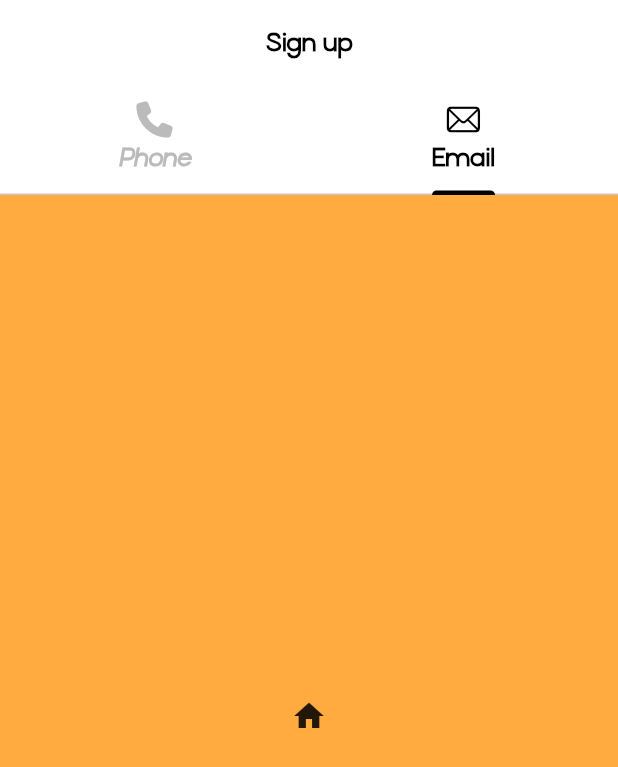
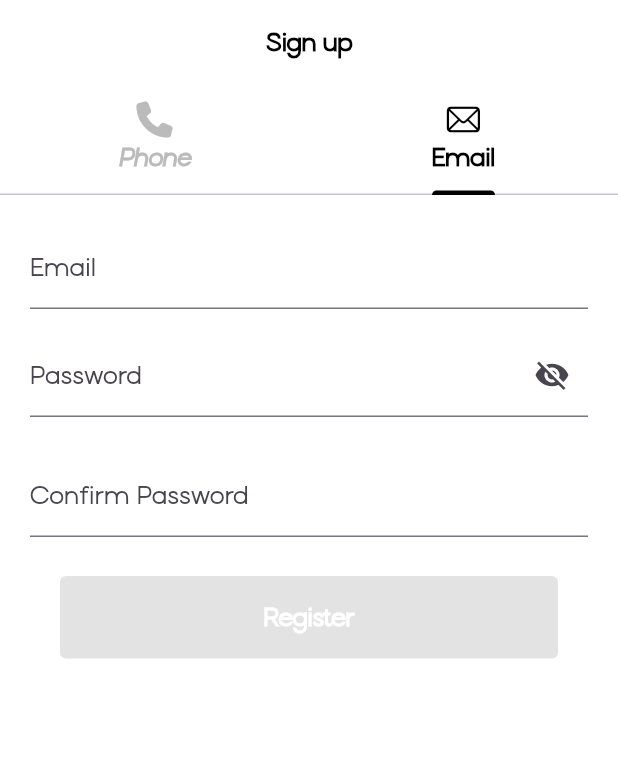
Before and after one commit to Killian0812/TasteTube, a Flutter app: the LoginWithPhoneOrEmailPage screen opened by its route, tab 2 chosen, on a phone screen of 412 x 824 dp. Shown: the top 767 px of the screen. Run offline on Flutter 3.47's test engine with Material 3 defaults, Android fonts, the light colour scheme and no system bars; our stand-ins replace firebase_core, flutter_bloc, font_awesome_flutter, fpdart, get_it, go_router and 1 more; accounts and stored records are empty.

Commit message:
feat: register by email

```diff
--- /dev/null
+++ b/lib/api.dart
@@ -0,0 +1,6 @@
+class Api {
+  static const _baseUrl = 'http://172.18.176.1:8080';
+
+  static const loginApi = '$_baseUrl/login';
+  static const registerApi = '$_baseUrl/register';
+}
--- /dev/null
+++ b/lib/auth/data/register_request.dart
@@ -0,0 +1,11 @@
+class RegisterRequest {
+  final String email;
+  final String password;
+
+  const RegisterRequest(this.email, this.password);
+
+  Map<String, dynamic> toJson() => {
+        'email': email,
+        'password': password,
+      };
+}
--- /dev/null
+++ b/lib/auth/view/phone_or_email/login_email/login_email_cubit.dart
@@ -0,0 +1,119 @@
+import 'package:flutter_bloc/flutter_bloc.dart';
+import 'package:taste_tube/auth/domain/auth_repo.dart';
+import 'package:taste_tube/injection.dart';
+
+import '../../../data/register_request.dart';
+
+class LoginEmailCubit extends Cubit<LoginEmailState> {
+  final AuthRepository repository;
+
+  LoginEmailCubit()
+      : repository = getIt<AuthRepository>(),
+        super(LoginEmailState(
+          email: "",
+          password: "",
+          confirmPassword: "",
+          isPasswordVisible: false,
+        ));
+
+  void editEmail(String email) {
+    emit(state.copyWith(email: email));
+  }
+
+  void editPassword(String password) {
+    emit(state.copyWith(password: password));
+  }
+
+  void togglePasswordVisibility() {
+    emit(state.copyWith(isPasswordVisible: !state.isPasswordVisible));
+  }
+
+  void editConfirmPassword(String confirmPassword) {
+    emit(state.copyWith(confirmPassword: confirmPassword));
+  }
+
+  Future<void> send() async {
+    final request = RegisterRequest(state.email, state.password);
+
+    final result = await repository.register(request);
+    result.match(
+      (apiError) {
+        print('Registration failed: ${apiError.message}');
+      },
+      (response) {
+        print('Registration successful: ${response.accessToken}');
+      },
+    );
+  }
+
+  PasswordValidation validatePassword(String password) {
+    bool hasMinLength = password.length >= 8 && password.length <= 20;
+    bool hasLetterAndNumber =
+        RegExp(r'^(?=.*[A-Za-z])(?=.*\d)').hasMatch(password);
+    bool hasSpecialChar = RegExp(r'[!@#\$&*~]').hasMatch(password);
+
+    int strengthScore = (hasMinLength ? 1 : 0) +
+        (hasLetterAndNumber ? 1 : 0) +
+        (hasSpecialChar ? 1 : 0);
+
+    PasswordStrength strength;
+    if (strengthScore == 3) {
+      strength = PasswordStrength.strong;
+    } else if (strengthScore == 2) {
+      strength = PasswordStrength.medium;
+    } else {
+      strength = PasswordStrength.weak;
+    }
+
+    return PasswordValidation(
+      hasMinLength: hasMinLength,
+      hasLetterAndNumber: hasLetterAndNumber,
+      hasSpecialChar: hasSpecialChar,
+      strength: strength,
+    );
+  }
+}
+
+class LoginEmailState {
+  final String email;
+  final String password;
+  final String confirmPassword;
+  final bool isPasswordVisible;
+
+  LoginEmailState({
+    required this.email,
+    required this.password,
+    required this.confirmPassword,
+    required this.isPasswordVisible,
+  });
+
+  LoginEmailState copyWith({
+    String? email,
+    String? password,
+    String? confirmPassword,
+    bool? isPasswordVisible,
+  }) {
+    return LoginEmailState(
+      email: email ?? this.email,
+      password: password ?? this.password,
+      confirmPassword: confirmPassword ?? this.confirmPassword,
+      isPasswordVisible: isPasswordVisible ?? this.isPasswordVisible,
+    );
+  }
+}
+
+enum PasswordStrength { weak, medium, strong }
+
+class PasswordValidation {
+  final bool hasMinLength;
+  final bool hasLetterAndNumber;
+  final bool hasSpecialChar;
+  final PasswordStrength strength;
+
+  PasswordValidation({
+    required this.hasMinLength,
+    required this.hasLetterAndNumber,
+    required this.hasSpecialChar,
+    required this.strength,
+  });
+}
--- a/lib/auth/view/phone_or_email/login_email/login_email_tab.dart
+++ b/lib/auth/view/phone_or_email/login_email/login_email_tab.dart
@@ -1,13 +1,175 @@
 import 'package:flutter/material.dart';
+import 'package:flutter_bloc/flutter_bloc.dart';
+import 'package:taste_tube/common/button.dart';
+
+import 'login_email_cubit.dart';
 
 class LoginEmailTab extends StatelessWidget {
   const LoginEmailTab({super.key});
 
   @override
   Widget build(BuildContext context) {
-    return Container(
-      color: Colors.orangeAccent,
-      child: const Icon(Icons.home),
+    return BlocProvider(
+      create: (_) => LoginEmailCubit(),
+      child: Padding(
+        padding: const EdgeInsets.all(20),
+        child: SingleChildScrollView(
+          child: Column(
+            children: [
+              _emailField(context),
+              const SizedBox(height: 16),
+              _passwordField(context),
+              const SizedBox(height: 16),
+              _confirmPasswordField(context),
+              const SizedBox(height: 16),
+              _registerButton(context),
+            ],
+          ),
+        ),
+      ),
     );
   }
+
+  Widget _emailField(BuildContext context) {
+    return BlocBuilder<LoginEmailCubit, LoginEmailState>(
+      builder: (context, state) {
+        return TextField(
+          onChanged: (value) =>
+              context.read<LoginEmailCubit>().editEmail(value),
+          decoration: const InputDecoration(labelText: "Email"),
+        );
+      },
+    );
+  }
+
+  Widget _passwordField(BuildContext context) {
+    return BlocBuilder<LoginEmailCubit, LoginEmailState>(
+      builder: (context, state) {
+        final passwordValidation =
+            context.read<LoginEmailCubit>().validatePassword(state.password);
+
+        return Column(
+          crossAxisAlignment: CrossAxisAlignment.start,
+          children: [
+            TextField(
+              obscureText: !state.isPasswordVisible,
+              onChanged: (value) =>
+                  context.read<LoginEmailCubit>().editPassword(value),
+              decoration: InputDecoration(
+                labelText: "Password",
+                suffixIcon: IconButton(
+                  icon: Icon(
+                    state.isPasswordVisible
+                        ? Icons.visibility
+                        : Icons.visibility_off,
+                  ),
+                  onPressed: () {
+                    context.read<LoginEmailCubit>().togglePasswordVisibility();
+                  },
+                ),
+              ),
+            ),
+            const SizedBox(height: 8),
+            if (state.password.isNotEmpty) ...[
+              _passwordRequirements(passwordValidation),
+              _passwordStrengthIndicator(passwordValidation),
+            ]
+          ],
+        );
+      },
+    );
+  }
+
+  Widget _passwordRequirements(PasswordValidation validation) {
+    return Column(
+      crossAxisAlignment: CrossAxisAlignment.start,
+      children: [
+        _passwordRequirement("8 characters (20 max)", validation.hasMinLength),
+        _passwordRequirement(
+            "1 letter and 1 number", validation.hasLetterAndNumber),
+        _passwordRequirement(
+            "1 special character (e.g., #, ?, !)", validation.hasSpecialChar),
+      ],
+    );
+  }
+
+  Widget _passwordRequirement(String text, bool met) {
+    return Row(
+      children: [
+        Icon(
+          met ? Icons.check_circle : Icons.cancel,
+          color: met ? Colors.green : Colors.red,
+        ),
+        const SizedBox(width: 8),
+        Text(text),
+      ],
+    );
+  }
+
+  Widget _passwordStrengthIndicator(PasswordValidation validation) {
+    Color color;
+    switch (validation.strength) {
+      case PasswordStrength.strong:
+        color = Colors.green;
+        break;
+      case PasswordStrength.medium:
+        color = Colors.orange;
+        break;
+      case PasswordStrength.weak:
+      default:
+        color = Colors.red;
+        break;
+    }
+
+    return Column(
+      crossAxisAlignment: CrossAxisAlignment.start,
+      children: [
+        const SizedBox(height: 8),
+        LinearProgressIndicator(
+          value: validation.strength == PasswordStrength.strong
+              ? 1
+              : validation.strength == PasswordStrength.medium
+                  ? 0.66
+                  : 0.33,
+          color: color,
+        ),
+        const SizedBox(height: 4),
+        Text(
+          "Password strength: ${validation.strength.toString().split('.').last}",
+          style: TextStyle(color: color),
+        ),
+      ],
+    );
+  }
+
+  Widget _confirmPasswordField(BuildContext context) {
+    return BlocBuilder<LoginEmailCubit, LoginEmailState>(
+      builder: (context, state) {
+        return TextField(
+          obscureText: true,
+          onChanged: (value) =>
+              context.read<LoginEmailCubit>().editConfirmPassword(value),
+          decoration: const InputDecoration(labelText: "Confirm Password"),
+        );
+      },
+    );
+  }
+
+  Widget _registerButton(BuildContext context) {
+    return BlocBuilder<LoginEmailCubit, LoginEmailState>(
+        builder: (context, state) {
+      final cubit = context.read<LoginEmailCubit>();
+
+      return CustomButton(
+        text: "Register",
+        isDisabled: (state.confirmPassword != state.password) ||
+            state.email.isEmpty ||
+            state.password.isEmpty,
+        onPressed: () async {
+          FocusScope.of(context).unfocus();
+          await cubit.send();
+        },
+      );
+    });
+  }
 }
--- a/lib/auth/view/phone_or_email/login_phone_or_email_page.dart
+++ b/lib/auth/view/phone_or_email/login_phone_or_email_page.dart
@@ -58,9 +58,9 @@ class _LoginWithPhoneOrEmailPageState extends State<LoginWithPhoneOrEmailPage> {
             ],
           ),
         ),
-        body: TabBarView(children: [
-          LoginPhoneTab.provider(),
-          const LoginEmailTab(),
+        body: const TabBarView(children: [
+          LoginPhoneTab(),
+          LoginEmailTab(),
         ]),
       ),
     );
--- /dev/null
+++ b/lib/injection.dart
@@ -0,0 +1,9 @@
+import 'package:get_it/get_it.dart';
+
+import 'auth/domain/auth_repo.dart';
+
+final getIt = GetIt.instance;
+
+void injectDependencies() {
+  getIt.registerSingleton<AuthRepository>(AuthRepository());
+}
--- a/lib/main.dart
+++ b/lib/main.dart
@@ -3,6 +3,7 @@ import 'package:go_router/go_router.dart';
 import 'package:taste_tube/auth/view/login_page.dart';
 import 'package:taste_tube/auth/view/register_page.dart';
 import 'package:taste_tube/common/color.dart';
+import 'package:taste_tube/injection.dart';
 
 import 'auth/view/phone_or_email/login_phone_or_email_page.dart';
 import 'common/text.dart';
@@ -10,6 +11,7 @@ import 'common/text.dart';
 part 'router.dart';
 
 void main() {
+  injectDependencies();
   runApp(const MyApp());
 }
 
--- a/pubspec.yaml
+++ b/pubspec.yaml
@@ -3,7 +3,7 @@ description: "A new Flutter project."
 
 publish_to: 'none'
 
-version: 1.0.1+1
+version: 1.0.2+2
 
 environment:
   sdk: '>=3.3.0 <4.0.0'
@@ -18,6 +18,9 @@ dependencies:
   font_awesome_flutter: ^10.7.0
   flutter_bloc: ^8.1.6
   intl_phone_field: ^3.2.0
+  get_it: ^8.0.0
+  http: ^1.2.2
+  fpdart: ^1.1.0
 
 dev_dependencies:
   flutter_test:
```
Also changed, not shown: lib/auth/data/register_response.dart (added, +22 -0 lines), lib/auth/domain/auth_repo.dart (added, +34 -0 lines), lib/auth/view/phone_or_email/login_phone/login_phone_tab.dart (+8 -9 lines), lib/common/http.dart (added, +9 -0 lines), pubspec.lock, 2 other files.
